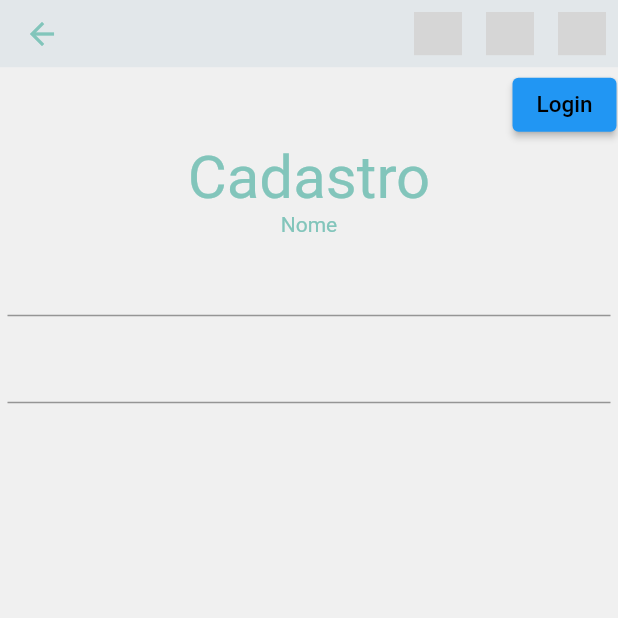
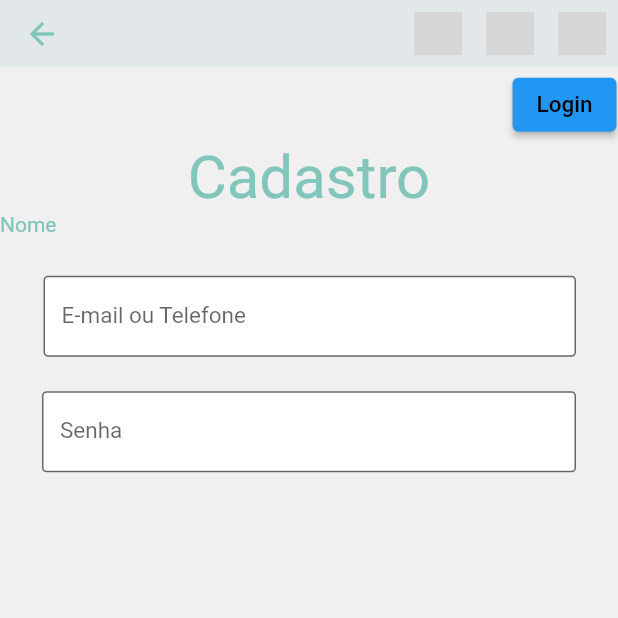
Before and after one commit to hallefcalves/smart_mhealth_admin, a Flutter app: the Cadastro_admin screen opened by its route, on a phone screen of 412 x 824 dp, the top half of it. Run offline on Flutter 3.47's test engine with Material 2 defaults, Android fonts, the phone set to English and light mode, and no system bars; our stand-ins replace font_awesome_flutter, google_fonts; missing offline and left inert: colorful_iconify_flutter, iconify_flutter; grey boxes are pictures that could not be loaded.

Commit message:
Cadastro_admin 1.2

```diff
--- a/lib/screens/cadastro_admin.dart
+++ b/lib/screens/cadastro_admin.dart
@@ -1,9 +1,13 @@
 import 'dart:io';
 
 import 'package:flutter/material.dart';
+import 'package:font_awesome_flutter/font_awesome_flutter.dart';
+import 'package:iconify_flutter/iconify_flutter.dart';
+import 'package:colorful_iconify_flutter/icons/flat_color_icons.dart';
 import 'package:smart_mhealth_admin/components/appbar.dart';
 import 'package:smart_mhealth_admin/components/drawer.dart';
 import 'package:google_fonts/google_fonts.dart';
+import 'package:smart_mhealth_admin/screens/cadastro_admin.dart';
 import 'package:smart_mhealth_admin/themes/color.dart';
 
 class Cadastro_admin extends StatelessWidget {
@@ -18,14 +22,14 @@ class Cadastro_admin extends StatelessWidget {
       body: ListView(
         children: <Widget>[
           Padding(
-            padding: const EdgeInsets.all(1.0),
+            padding: EdgeInsets.all(1.0),
             child: Align(
               alignment: Alignment.topRight,
               child: ElevatedButton(
                   onPressed: () {
                     Navigator.of(context).pushNamed('/');
                   },
-                  child: const Text(
+                  child: Text(
                     'Login',
                     style: TextStyle(
                       color: Colors.black,
@@ -47,40 +51,72 @@ class Cadastro_admin extends StatelessWidget {
           Text(
             'Nome',
             textDirection: TextDirection.ltr,
-            textAlign: TextAlign.center,
+            textAlign: TextAlign.left,
             style: GoogleFonts.rampartOne(
               fontSize: 14,
               fontWeight: FontWeight.w400,
               color: MyTheme.defaultTheme.primaryColor,
             ),
           ),
-          const Padding(
-              padding: EdgeInsets.all(5),
-              child: Align(
-                alignment: Alignment.center,
-                child: TextField(
-                  style: TextStyle(
-                      fontSize: 16.0,
-                      color: Color(0xFF000000),
-                      fontWeight: FontWeight.w200,
-                      fontFamily: "Roboto"),
+          Padding(
+            padding: const EdgeInsets.only(
+                top: 26.0, right: 28.0, left: 29.0, bottom: 15.0),
+            child: TextField(
+              keyboardType: TextInputType.emailAddress,
+              style: const TextStyle(
+                height: 0.8,
+              ),
+              decoration: InputDecoration(
+                fillColor: Colors.white,
+                filled: true,
+                alignLabelWithHint: false,
+                hintText: 'joao.silva@exemplo.com',
+                hintStyle: GoogleFonts.roboto(
+                  fontSize: 18,
+                  fontWeight: FontWeight.w400,
+                  color: Colors.grey.withOpacity(0.5),
                 ),
-              )
+                labelText: 'E-mail ou Telefone',
+                labelStyle: GoogleFonts.roboto(
+                  fontSize: 15,
+                  fontWeight: FontWeight.w400,
+                ),
+                border: OutlineInputBorder(
+                  borderRadius: BorderRadius.circular(3),
+                ),
+              ),
+            ),
           ),
-          const Padding(
-              padding: EdgeInsets.all(5),
-              child: Align(
-                alignment: Alignment.center,
-                child: TextField(
-                  style: TextStyle(
-                      fontSize: 16.0,
-                      color: Color(0xFF000000),
-                      fontWeight: FontWeight.w200,
-                      fontFamily: "Roboto"
-                  ),
+          Padding(
+            padding: const EdgeInsets.only(top: 8.0, right: 28.0, left: 28.0),
+            child: TextField(
+              obscureText: true,
+              enableSuggestions: false,
+              autocorrect: false,
+              style: const TextStyle(
+                height: 0.8,
+              ),
+              decoration: InputDecoration(
+                fillColor: Colors.white,
+                filled: true,
+                alignLabelWithHint: false,
+                hintText: '**************',
+                hintStyle: GoogleFonts.roboto(
+                  fontSize: 18,
+                  fontWeight: FontWeight.w400,
+                  color: Colors.grey.withOpacity(0.5),
                 ),
-              )
-          )
+                labelText: 'Senha',
+                labelStyle: GoogleFonts.roboto(
+                  fontSize: 15,
+                  fontWeight: FontWeight.w400,
+                ),
+                border: OutlineInputBorder(
+                  borderRadius: BorderRadius.circular(3),
+                ),
+              ),
+            ),
+          ),
         ],
       ),
     );
```
